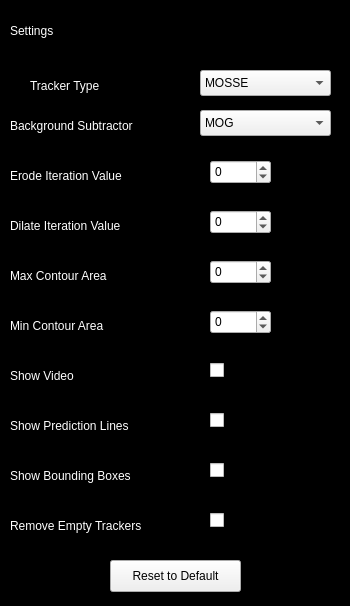
First picture: the form in SwiftWatch/settings.ui, repository colbytimm/SwiftWatch, before the edit.
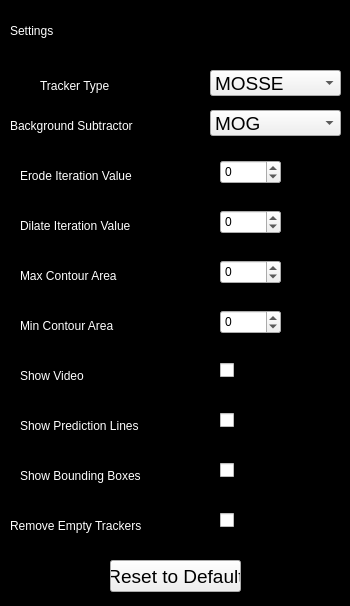
Second picture: the form after the edit.

Commit message: Updated font in Settings

What changed in the file:
```diff
--- a/SwiftWatch/settings.ui
+++ b/SwiftWatch/settings.ui
@@ -21,12 +21,18 @@
   <widget class="QComboBox" name="tracker_combo">
    <property name="geometry">
     <rect>
-     <x>200</x>
+     <x>210</x>
      <y>70</y>
      <width>131</width>
      <height>26</height>
     </rect>
    </property>
+   <property name="font">
+    <font>
+     <family>Arial</family>
+     <pointsize>14</pointsize>
+    </font>
+   </property>
    <item>
     <property name="text">
      <string>MOSSE</string>
@@ -41,7 +47,7 @@
   <widget class="QLabel" name="tracker_type">
    <property name="geometry">
     <rect>
-     <x>30</x>
+     <x>40</x>
      <y>70</y>
      <width>151</width>
      <height>31</height>
@@ -83,7 +89,7 @@
     <rect>
      <x>10</x>
      <y>110</y>
-     <width>171</width>
+     <width>181</width>
      <height>31</height>
     </rect>
    </property>
@@ -101,12 +107,17 @@
   <widget class="QComboBox" name="bckgrnd_sub_combo">
    <property name="geometry">
     <rect>
-     <x>200</x>
+     <x>210</x>
      <y>110</y>
      <width>131</width>
      <height>26</height>
     </rect>
    </property>
+   <property name="font">
+    <font>
+     <pointsize>14</pointsize>
+    </font>
+   </property>
    <item>
     <property name="text">
      <string>MOG</string>
@@ -121,7 +132,7 @@
   <widget class="QSpinBox" name="erode_value">
    <property name="geometry">
     <rect>
-     <x>210</x>
+     <x>220</x>
      <y>160</y>
      <width>61</width>
      <height>24</height>
@@ -134,7 +145,7 @@
   <widget class="QLabel" name="erode">
    <property name="geometry">
     <rect>
-     <x>10</x>
+     <x>20</x>
      <y>160</y>
      <width>171</width>
      <height>31</height>
@@ -154,7 +165,7 @@
   <widget class="QLabel" name="dilate">
    <property name="geometry">
     <rect>
-     <x>10</x>
+     <x>20</x>
      <y>210</y>
      <width>171</width>
      <height>31</height>
@@ -174,7 +185,7 @@
   <widget class="QSpinBox" name="dilate_value">
    <property name="geometry">
     <rect>
-     <x>210</x>
+     <x>220</x>
      <y>210</y>
      <width>61</width>
      <height>24</height>
@@ -193,6 +204,12 @@
      <height>32</height>
     </rect>
    </property>
+   <property name="font">
+    <font>
+     <family>Arial</family>
+     <pointsize>14</pointsize>
+    </font>
+   </property>
    <property name="text">
     <string>Reset to Default</string>
    </property>
@@ -200,7 +217,7 @@
   <widget class="QLabel" name="video">
    <property name="geometry">
     <rect>
-     <x>10</x>
+     <x>20</x>
      <y>360</y>
      <width>171</width>
      <height>31</height>
@@ -220,7 +237,7 @@
   <widget class="QLabel" name="prediction">
    <property name="geometry">
     <rect>
-     <x>10</x>
+     <x>20</x>
      <y>410</y>
      <width>171</width>
      <height>31</height>
@@ -240,7 +257,7 @@
   <widget class="QLabel" name="bounding">
    <property name="geometry">
     <rect>
-     <x>10</x>
+     <x>20</x>
      <y>460</y>
      <width>171</width>
      <height>31</height>
@@ -260,7 +277,7 @@
   <widget class="QCheckBox" name="video_checkbox">
    <property name="geometry">
     <rect>
-     <x>210</x>
+     <x>220</x>
      <y>360</y>
      <width>87</width>
      <height>20</height>
@@ -273,7 +290,7 @@
   <widget class="QCheckBox" name="prediction_checkbox">
    <property name="geometry">
     <rect>
-     <x>210</x>
+     <x>220</x>
      <y>410</y>
      <width>87</width>
      <height>20</height>
@@ -286,7 +303,7 @@
   <widget class="QCheckBox" name="bounding_checkbox">
    <property name="geometry">
     <rect>
-     <x>210</x>
+     <x>220</x>
      <y>460</y>
      <width>87</width>
      <height>20</height>
@@ -301,7 +318,7 @@
     <rect>
      <x>10</x>
      <y>510</y>
-     <width>181</width>
+     <width>191</width>
      <height>31</height>
     </rect>
    </property>
@@ -319,7 +336,7 @@
   <widget class="QCheckBox" name="empty_tracker_checkbox">
    <property name="geometry">
     <rect>
-     <x>210</x>
+     <x>220</x>
      <y>510</y>
      <width>87</width>
      <height>20</height>
@@ -332,7 +349,7 @@
   <widget class="QSpinBox" name="min_contour_area">
    <property name="geometry">
     <rect>
-     <x>210</x>
+     <x>220</x>
      <y>310</y>
      <width>61</width>
      <height>24</height>
@@ -348,7 +365,7 @@
   <widget class="QSpinBox" name="max_contour_area">
    <property name="geometry">
     <rect>
-     <x>210</x>
+     <x>220</x>
      <y>260</y>
      <width>61</width>
      <height>24</height>
@@ -364,7 +381,7 @@
   <widget class="QLabel" name="min_value">
    <property name="geometry">
     <rect>
-     <x>10</x>
+     <x>20</x>
      <y>310</y>
      <width>171</width>
      <height>31</height>
@@ -384,7 +401,7 @@
   <widget class="QLabel" name="max_value">
    <property name="geometry">
     <rect>
-     <x>10</x>
+     <x>20</x>
      <y>260</y>
      <width>171</width>
      <height>31</height>
```
Left out of the diff: 22 changed lines with no effect on the pictures. The commit also changes 2 other files.
